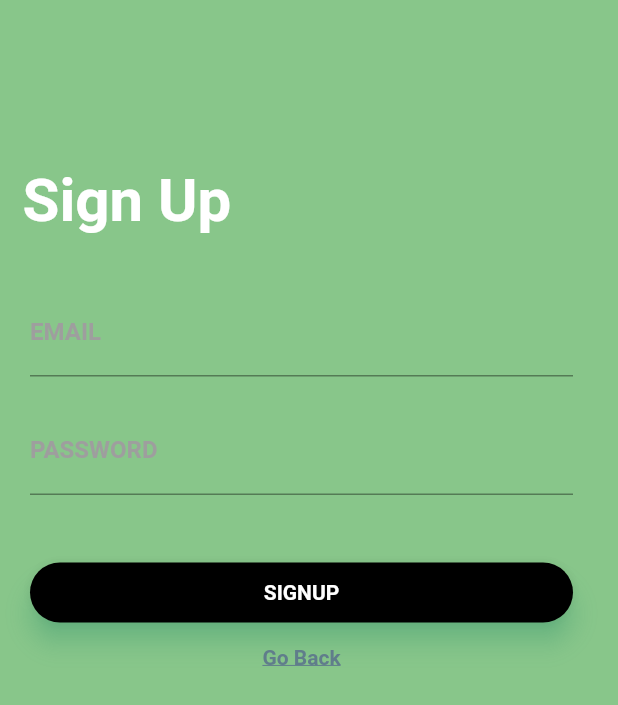
After one commit to WSU-4110/SafeFoodie, a Flutter app: the SignupPage screen opened directly, on a phone screen of 412 x 824 dp. The commit adds this screen. Shown: the top 705 px of the screen. Run offline on Flutter 3.47's test engine with Material 2 defaults, Android fonts, the phone set to English and light mode, and no system bars; our stand-ins replace firebase_auth, firebase_core; missing offline and left inert: fire_trial; accounts and stored records are empty; network calls fail; Roboto replaces fonts that are missing (Montserrat).

Commit message:
added dart file

```diff
--- /dev/null
+++ b/safefoodie_login_merge/lib/signup.dart
@@ -0,0 +1,136 @@
+import 'package:firebase_auth/firebase_auth.dart';
+import 'package:firebase_core/firebase_core.dart';
+import 'package:flutter/cupertino.dart';
+import 'package:flutter/material.dart';
+
+final FirebaseAuth _auth = FirebaseAuth.instance;
+
+class SignupPage extends StatefulWidget {
+  @override
+  _SignupPageState createState() => _SignupPageState();
+}
+
+class _SignupPageState extends State<SignupPage> {
+  final TextEditingController _emailController = TextEditingController();
+  final TextEditingController _passwordController = TextEditingController();
+  late bool _sucess;
+  late String _userEmail;
+
+  void _register() async {
+    final User? user = (await _auth.createUserWithEmailAndPassword(
+            email: _emailController.text, password: _passwordController.text))
+        .user;
+
+    if (user != null) {
+      setState(() {
+        _sucess = true;
+        _userEmail = user.email!;
+      });
+    } else {
+      setState(() {
+        _sucess = false;
+      });
+    }
+  }
+
+  @override
+  Widget build(BuildContext context) {
+    return new Scaffold(
+        body: Column(
+      crossAxisAlignment: CrossAxisAlignment.start,
+      children: <Widget>[
+        Container(
+          child: Stack(
+            children: <Widget>[
+              Container(
+                padding: EdgeInsets.fromLTRB(15, 110, 0, 0),
+                child: Text("Sign Up",
+                    style:
+                        TextStyle(fontSize: 40, fontWeight: FontWeight.bold)),
+              )
+            ],
+          ),
+        ),
+        Container(
+          padding: EdgeInsets.only(top: 35, left: 20, right: 30),
+          child: Column(
+            children: <Widget>[
+              TextField(
+                controller: _emailController,
+                decoration: InputDecoration(
+                    labelText: 'EMAIL',
+                    labelStyle: TextStyle(
+                        fontFamily: 'Montserrat',
+                        fontWeight: FontWeight.bold,
+                        color: Colors.grey),
+                    focusedBorder: UnderlineInputBorder(
+                      borderSide: BorderSide(color: Colors.green),
+                    )),
+              ),
+              SizedBox(
+                height: 20,
+              ),
+              TextField(
+                controller: _passwordController,
+                decoration: InputDecoration(
+                    labelText: 'PASSWORD',
+                    labelStyle: TextStyle(
+                        fontFamily: 'Montserrat',
+                        fontWeight: FontWeight.bold,
+                        color: Colors.grey),
+                    focusedBorder: UnderlineInputBorder(
+                      borderSide: BorderSide(color: Colors.green),
+                    )),
+                obscureText: true,
+              ),
+              SizedBox(
+                height: 5.0,
+              ),
+              SizedBox(
+                height: 40,
+              ),
+              Container(
+                height: 40,
+                child: Material(
+                  borderRadius: BorderRadius.circular(20),
+                  shadowColor: Colors.greenAccent,
+                  color: Colors.black,
+                  elevation: 7,
+                  child: GestureDetector(
+                      onTap: () async {
+                        _register();
+                      },
+                      child: Center(
+                          child: Text('SIGNUP',
+                              style: TextStyle(
+                                  color: Colors.white,
+                                  fontWeight: FontWeight.bold,
+                                  fontFamily: 'Montserrat')))),
+                ),
+              ),
+              SizedBox(
+                height: 15,
+              ),
+              Row(
+                mainAxisAlignment: MainAxisAlignment.center,
+                children: <Widget>[
+                  InkWell(
+                    onTap: () {
+                      Navigator.of(context).pop();
+                    },
+                    child: Text('Go Back',
+                        style: TextStyle(
+                            color: Colors.blueGrey,
+                            fontFamily: 'Montserrat',
+                            fontWeight: FontWeight.bold,
+                            decoration: TextDecoration.underline)),
+                  )
+                ],
+              )
+            ],
+          ),
+        )
+      ],
+    ));
+  }
+}
--- a/safefoodie_login_merge/pubspec.yaml
+++ b/safefoodie_login_merge/pubspec.yaml
@@ -36,6 +36,7 @@ dependencies:
   # The following adds the Cupertino Icons font to your application.
   # Use with the CupertinoIcons class for iOS style icons.
   cupertino_icons: ^1.0.2
+  firebase_auth: ^3.11.2
 
 dev_dependencies:
   flutter_test:
```
Also changed, not shown: safefoodie_login_merge/lib/profile_page.dart (added, +126 -0 lines), safefoodie_login_merge/lib/safefoodie_loginscreen.dart (+14 -10 lines), safefoodie_login_merge/pubspec.lock, 1 other file.
